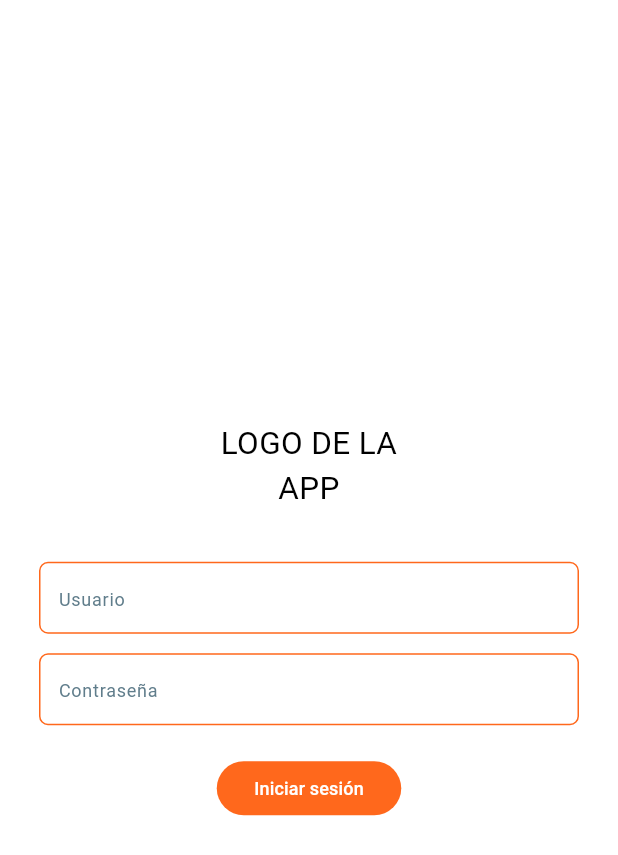
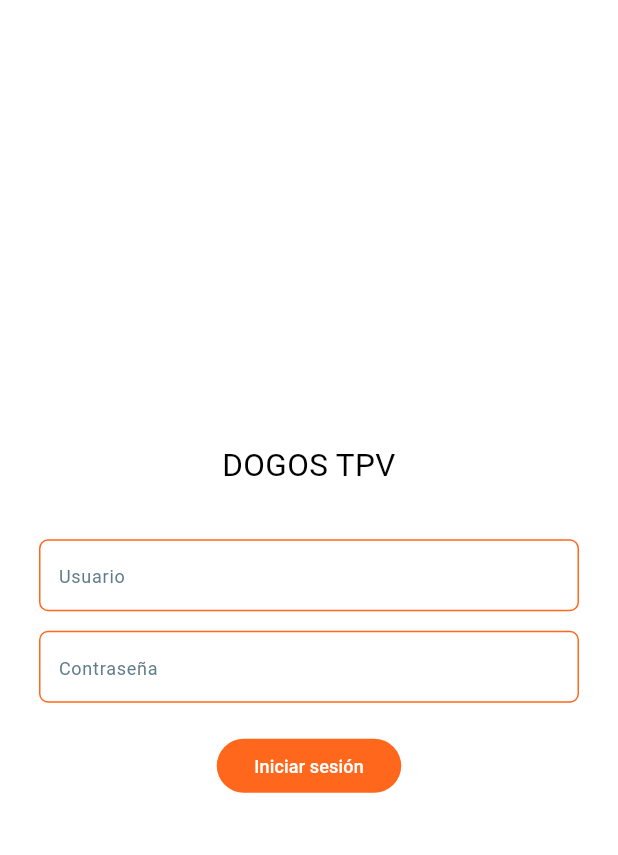
Before and after one commit to ftdulmy/DoggosTPV, a Flutter app: the screen it shows after launch, on a phone screen of 412 x 824 dp. Shown: the top 855 px of the screen. Run offline on Flutter 3.47's test engine with Material 3 defaults, Android fonts, the phone set to English and light mode, and no system bars.

Commit message:
Cambio en el nombre de la app

```diff
--- a/lib/screens/login.dart
+++ b/lib/screens/login.dart
@@ -54,7 +54,7 @@ class _LoginScreenState extends State<LoginScreen> {
             children: [
               // Logo de la aplicación
               const Text(
-                'LOGO DE LA\nAPP',
+                'DOGOS TPV',
                 textAlign: TextAlign.center,
                 style: TextStyle(
                   fontSize: 21,
```
